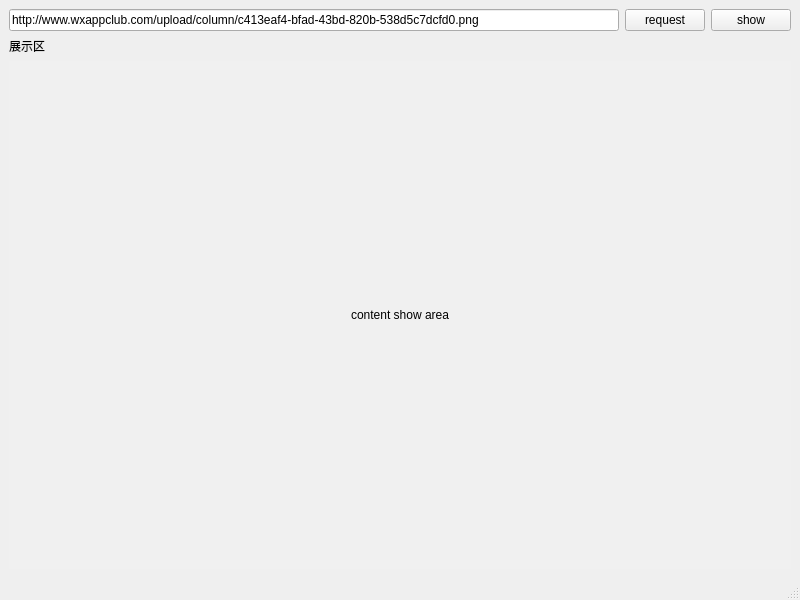
Old version of the form src/forms/mainWindows/httpTest.ui in the repository rrrriiiiich/iams.
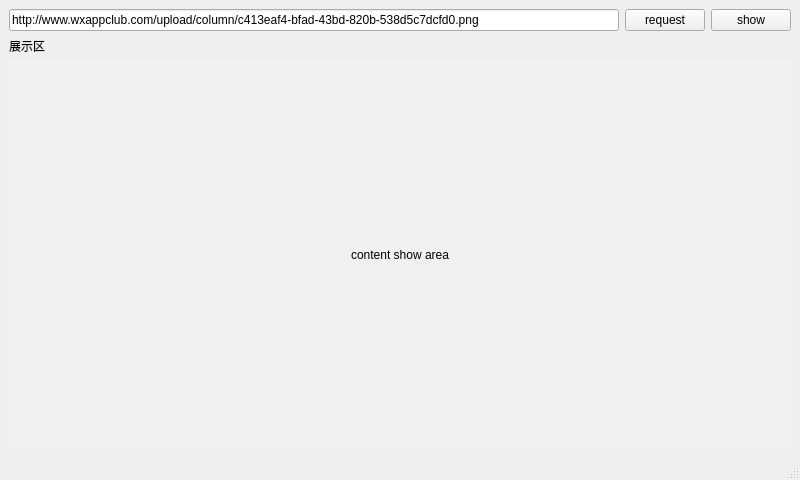
New version of the form.

```diff
--- a/src/forms/mainWindows/httpTest.ui
+++ b/src/forms/mainWindows/httpTest.ui
@@ -7,7 +7,7 @@
     <x>0</x>
     <y>0</y>
     <width>800</width>
-    <height>600</height>
+    <height>480</height>
    </rect>
   </property>
   <property name="windowTitle">
```
